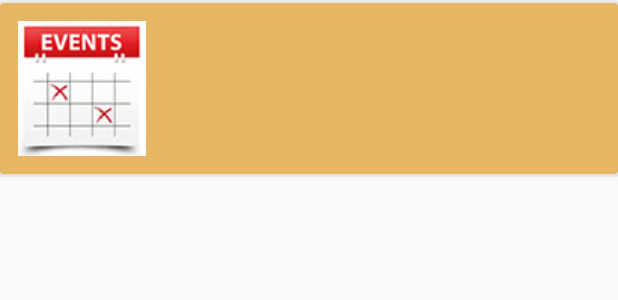
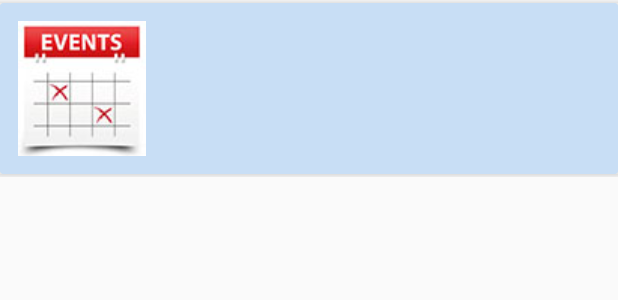
Before and after one commit to dhruvy1/COMP9323_Project, an Android app: the layout fragment_event.xml on its own in the app's theme, with its tools: preview values and no code run, on a phone screen of 412 x 824 dp. Shown: the top 300 px of the screen. Run offline under Robolectric (Android 15) with nearby library versions, the phone set to English and light mode, and no system bars.

Commit message:
minor edits to eventview

```diff
--- a/AndroidApplication/app/src/main/res/layout/fragment_event.xml
+++ b/AndroidApplication/app/src/main/res/layout/fragment_event.xml
@@ -22,6 +22,7 @@
             <ImageView
                 android:layout_width="wrap_content"
                 android:layout_height="wrap_content"
+                android:layout_marginRight="5dp"
                 android:id="@+id/event_photo"
                 android:src="@drawable/images"/>
 
@@ -51,7 +52,7 @@
                 android:layout_margin="5dp"
                 android:layout_toRightOf="@+id/event_photo"
                 android:layout_below="@+id/event_location"
-                android:id="@+id/timeframe"/>
+                android:id="@+id/event_timeframe"/>
         </RelativeLayout>
 
     </android.support.v7.widget.CardView>
--- a/AndroidApplication/app/src/main/res/values/colors.xml
+++ b/AndroidApplication/app/src/main/res/values/colors.xml
@@ -3,8 +3,8 @@
     <color name="colorPrimary">#3F51B5</color>
     <color name="colorPrimaryDark">#303F9F</color>
     <color name="colorAccent">#FF4081</color>
-
-    <item name="yellow" type="color">#e6b665</item>
+    <color name="colorWhite">#FFFFFF</color>
+    <item name="yellow" type="color">#c8def5</item>
 
     <integer-array name="colors">
         <item>@color/yellow</item>
```
Also changed, not shown: AndroidApplication/app/src/main/java/com/comp9323/Events/MyEventRecyclerViewAdapter.java (+10 -7 lines), AndroidApplication/app/src/main/java/com/comp9323/RestAPI/Beans/EventBean.java (+25 -0 lines).
